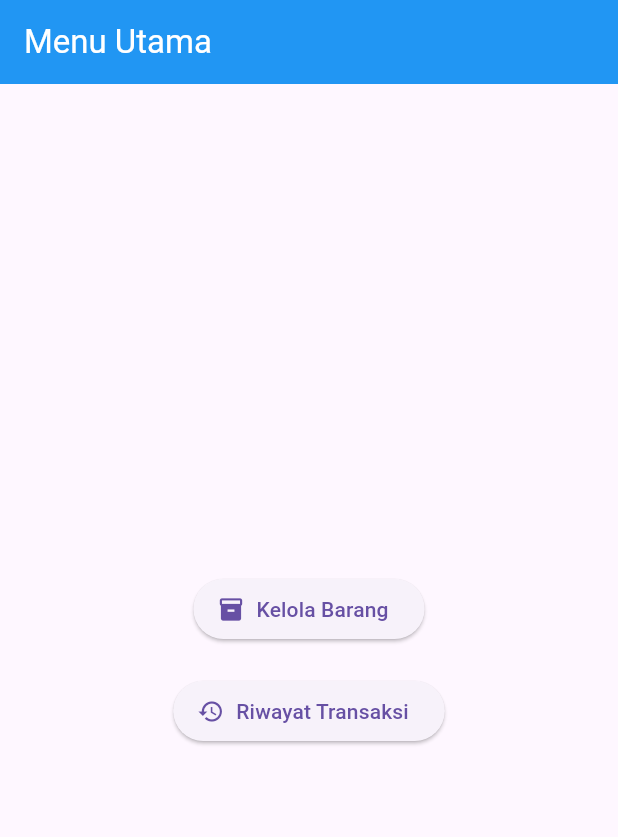
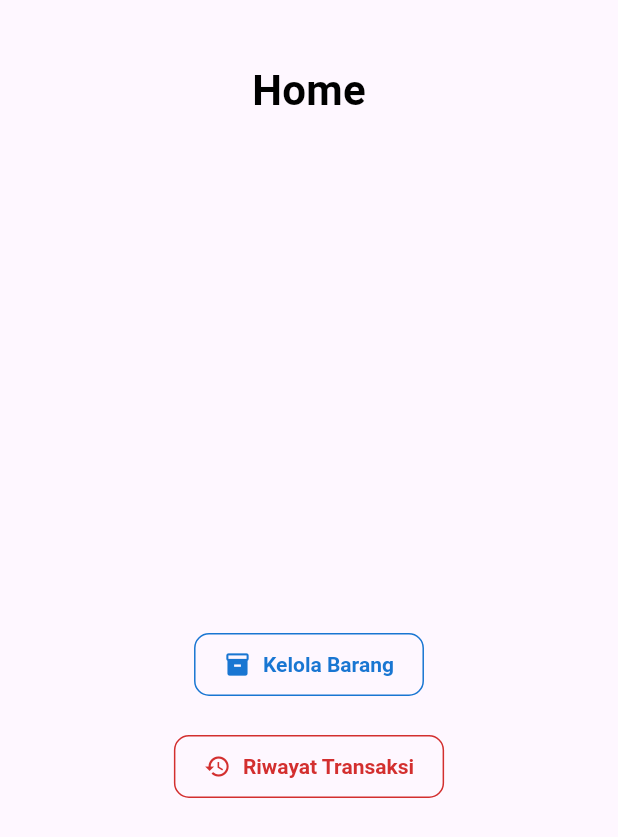
Before and after one commit to NathanzZ-Ginting/management_rack, a Flutter app: the MenuScreen screen opened directly, on a phone screen of 412 x 824 dp. Shown: the top 837 px of the screen. Run offline on Flutter 3.47's test engine with Material 3 defaults, Android fonts, the phone set to English and light mode, and no system bars; our stand-ins replace image_picker, pdf, printing, shared_preferences; accounts and stored records are empty.

Commit message:
style(menu): perbaiki UI Home dan tombol navigasi - Header Home berada di tengah atas dengan teks besar - Tombol Kelola Barang dan Riwayat Transaksi menggunakan Tailwind-style

```diff
--- a/lib/screens/menu_screen.dart
+++ b/lib/screens/menu_screen.dart
@@ -7,14 +7,35 @@ class MenuScreen extends StatelessWidget {
 
   @override
   Widget build(BuildContext context) {
+    final isDark = Theme.of(context).brightness == Brightness.dark;
+
     return Scaffold(
-      appBar: AppBar(
-        title: const Text('Menu Utama'),
+      body: SafeArea(
+        child: Column(
+          children: [
+            const SizedBox(height: 40),
+
+            // Header Tengah Atas
+            Center(
+              child: Text(
+                'Home',
+                style: TextStyle(
+                  fontSize: 28,
+                  fontWeight: FontWeight.bold,
+                  color: isDark ? Colors.white : Colors.black,
                 ),
-      body: Center(
+              ),
+            ),
+
+            const SizedBox(height: 50),
+
+            // Tombol Navigasi
+            Expanded(
+              child: Center(
                 child: Column(
                   mainAxisAlignment: MainAxisAlignment.center,
                   children: [
+                    // Tombol Kelola Barang (biru)
                     ElevatedButton.icon(
                       onPressed: () {
                         Navigator.push(
@@ -24,17 +45,67 @@ class MenuScreen extends StatelessWidget {
                       },
                       icon: const Icon(Icons.inventory),
                       label: const Text('Kelola Barang'),
+                      style: ElevatedButton.styleFrom(
+                        foregroundColor: isDark ? Colors.blue.shade500 : Colors.blue.shade700,
+                        backgroundColor: Colors.transparent,
+                        side: BorderSide(
+                          color: isDark ? Colors.blue.shade500 : Colors.blue.shade700,
                         ),
+                        shadowColor: Colors.transparent,
+                        elevation: 0,
+                        padding: const EdgeInsets.symmetric(
+                            horizontal: 20, vertical: 12),
+                        shape: RoundedRectangleBorder(
+                          borderRadius: BorderRadius.circular(10),
+                        ),
+                        textStyle: const TextStyle(fontWeight: FontWeight.w600),
+                      ).copyWith(
+                        overlayColor: MaterialStateProperty.all(
+                          isDark
+                              ? Colors.blue.shade500.withOpacity(0.1)
+                              : Colors.blue.shade100,
+                        ),
+                      ),
+                    ),
+
                     const SizedBox(height: 20),
+
+                    // Tombol Riwayat Transaksi (merah)
                     ElevatedButton.icon(
                       onPressed: () {
                         Navigator.push(
                           context,
-                  MaterialPageRoute(builder: (_) => const RiwayatScreen()),
+                          MaterialPageRoute(
+                              builder: (_) => const RiwayatScreen()),
                         );
                       },
                       icon: const Icon(Icons.history),
                       label: const Text('Riwayat Transaksi'),
+                      style: ElevatedButton.styleFrom(
+                        foregroundColor: isDark ? Colors.red.shade400 : Colors.red.shade700,
+                        backgroundColor: Colors.transparent,
+                        side: BorderSide(
+                          color: isDark ? Colors.red.shade400 : Colors.red.shade700,
+                        ),
+                        shadowColor: Colors.transparent,
+                        elevation: 0,
+                        padding: const EdgeInsets.symmetric(
+                            horizontal: 20, vertical: 12),
+                        shape: RoundedRectangleBorder(
+                          borderRadius: BorderRadius.circular(10),
+                        ),
+                        textStyle: const TextStyle(fontWeight: FontWeight.w600),
+                      ).copyWith(
+                        overlayColor: MaterialStateProperty.all(
+                          isDark
+                              ? Colors.red.shade400.withOpacity(0.1)
+                              : Colors.red.shade100,
+                        ),
+                      ),
+                    ),
+                  ],
+                ),
+              ),
             ),
           ],
         ),
```
Lines whose indentation alone changed are shown as unchanged.
